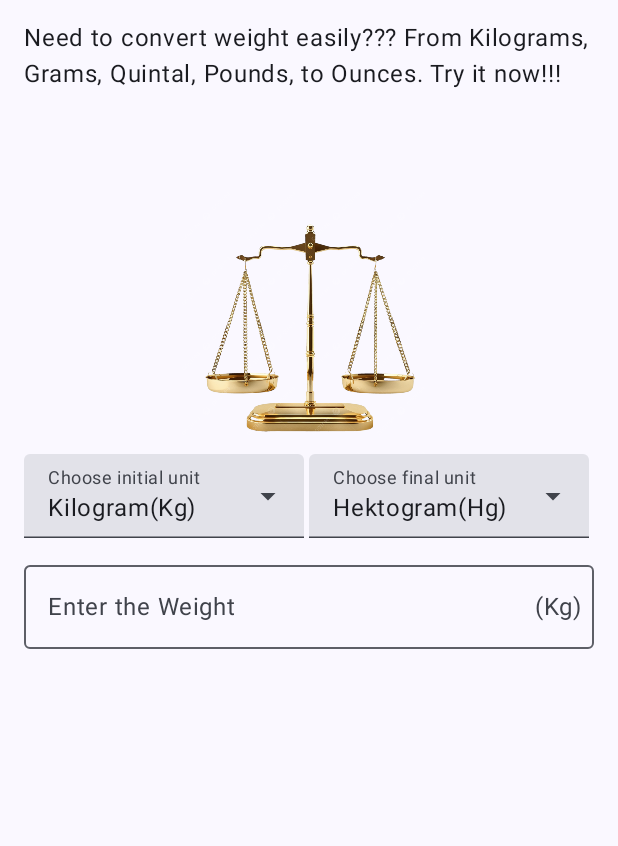
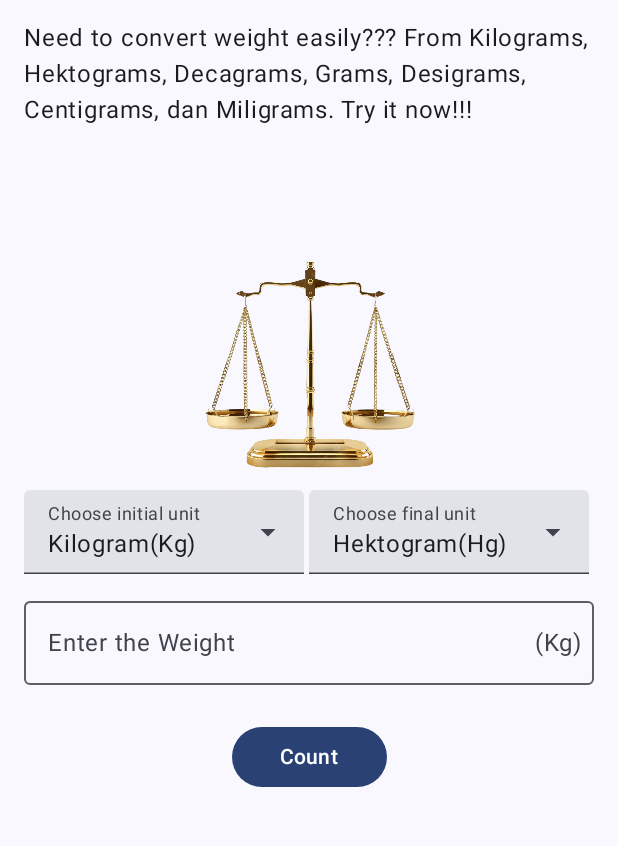
Before and after one commit to Aleaatapasya/Assesment1-Mobpro, an Android app built with Jetpack Compose: the screen it shows after launch (MainActivity), on a phone screen of 412 x 824 dp, the part 96-942 px from its top. Run offline under Robolectric (Android 15) with nearby library versions, the phone set to English and light mode, and no system bars.

Commit message:
Membuat button hitung

```diff
--- a/app/src/main/java/com/aleaatapasya0002/assesment1/ui/screen/MainScreen.kt
+++ b/app/src/main/java/com/aleaatapasya0002/assesment1/ui/screen/MainScreen.kt
@@ -5,6 +5,7 @@ import androidx.compose.foundation.Image
 import androidx.compose.foundation.layout.Arrangement
 import androidx.compose.foundation.layout.Box
 import androidx.compose.foundation.layout.Column
+import androidx.compose.foundation.layout.PaddingValues
 import androidx.compose.foundation.layout.Row
 import androidx.compose.foundation.layout.fillMaxSize
 import androidx.compose.foundation.layout.fillMaxWidth
@@ -13,10 +14,12 @@ import androidx.compose.foundation.layout.size
 import androidx.compose.foundation.text.KeyboardOptions
 import androidx.compose.material.icons.Icons
 import androidx.compose.material.icons.filled.Warning
+import androidx.compose.material3.Button
 import androidx.compose.material3.DropdownMenuItem
 import androidx.compose.material3.ExperimentalMaterial3Api
 import androidx.compose.material3.ExposedDropdownMenuBox
 import androidx.compose.material3.ExposedDropdownMenuDefaults
+import androidx.compose.material3.HorizontalDivider
 import androidx.compose.material3.Icon
 import androidx.compose.material3.MaterialTheme
 import androidx.compose.material3.OutlinedTextField
@@ -27,6 +30,7 @@ import androidx.compose.material3.TopAppBar
 import androidx.compose.material3.TopAppBarDefaults
 import androidx.compose.runtime.Composable
 import androidx.compose.runtime.getValue
+import androidx.compose.runtime.mutableFloatStateOf
 import androidx.compose.runtime.mutableIntStateOf
 import androidx.compose.runtime.mutableStateOf
 import androidx.compose.runtime.remember
@@ -77,9 +81,9 @@ fun ScreenContent(modifier: Modifier = Modifier) {
     val expandedAkhir = remember { mutableStateOf(false) }
 
     var berat by remember { mutableStateOf("") }
-    val beratError by remember { mutableStateOf(false) }
+    var beratError by remember { mutableStateOf(false) }
 
-
+    var konversi by remember { mutableFloatStateOf(0f) }
 
     Column(
         modifier = modifier
@@ -196,12 +200,51 @@ fun ScreenContent(modifier: Modifier = Modifier) {
                 modifier = Modifier
                     .fillMaxWidth()
                     .padding(top = 10.dp)
+            )
+        Button(
+            onClick = {
+                beratError = (berat == "" || berat == "0")
+                if (beratError) return@Button
 
+                konversi = hitungKonversi(berat.toFloat(), selectedAwal.intValue, selectedAkhir.intValue)
+            },
+            modifier = Modifier.padding(top = 8.dp),
+            contentPadding = PaddingValues(horizontal = 32.dp, vertical = 8.dp)
+        ) {
+            Text(text = stringResource(R.string.button))
+        }
+        if (!beratError && konversi > 0){
+            HorizontalDivider(
+                modifier = Modifier.padding(vertical = 8.dp),
+                thickness = 1.dp
+            )
+            Text(
+                text = stringResource(R.string.hasil, konversi, stringResource(selectedAkhir.intValue)),
+                style = MaterialTheme.typography.titleLarge,
+                modifier = Modifier.padding(top = 15.dp)
             )
         }
     }
+}
 
-fun getInitial(unit: String): String{
+private fun hitungKonversi(berat:Float, satuanAwal:Int, satuanAkhir:Int): Float{
+    val konversiSatuan = mapOf(
+        R.string.kg to 1_000_000f,
+        R.string.hg to 1_00_000f,
+        R.string.dag to 1_0_000f,
+        R.string.gram to 1_000f,
+        R.string.dg to 100f,
+        R.string.cg to 10f,
+        R.string.mg to 1f,
+    )
+
+    val hitungAwal = konversiSatuan[satuanAwal] ?: 1f
+    val hitungAkhir = konversiSatuan[satuanAkhir] ?: 1f
+
+    return (berat * hitungAwal) / hitungAkhir
+}
+
+private fun getInitial(unit: String): String{
     return unit.takeLast(4)
 }
 
--- a/app/src/main/res/values/strings.xml
+++ b/app/src/main/res/values/strings.xml
@@ -1,6 +1,6 @@
 <resources>
     <string name="app_name">Assesment1</string>
-    <string name="intro">Need to convert weight easily??? From Kilograms, Grams, Quintal, Pounds, to Ounces. Try it now!!!</string>
+    <string name="intro">Need to convert weight easily??? From Kilograms, Hektograms, Decagrams, Grams, Desigrams, Centigrams, dan Miligrams. Try it now!!!</string>
     <string name="gambar">This is a picture of a scale </string>
     <string name="kg">Kilogram(Kg)</string>
     <string name="hg">Hektogram(Hg)</string>
@@ -13,4 +13,6 @@
     <string name="satuan_akhir">Choose final unit</string>
     <string name="input">Enter the Weight</string>
     <string name="input_invalid">Cannot be empty</string>
+    <string name="button">Count</string>
+    <string name="hasil">%1$.2f %2$s</string>
 </resources>
```
Also changed, not shown: 1 other file.
